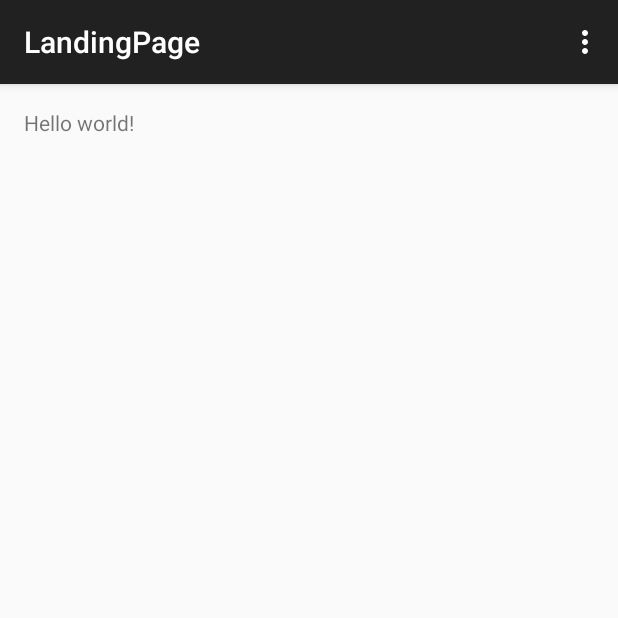
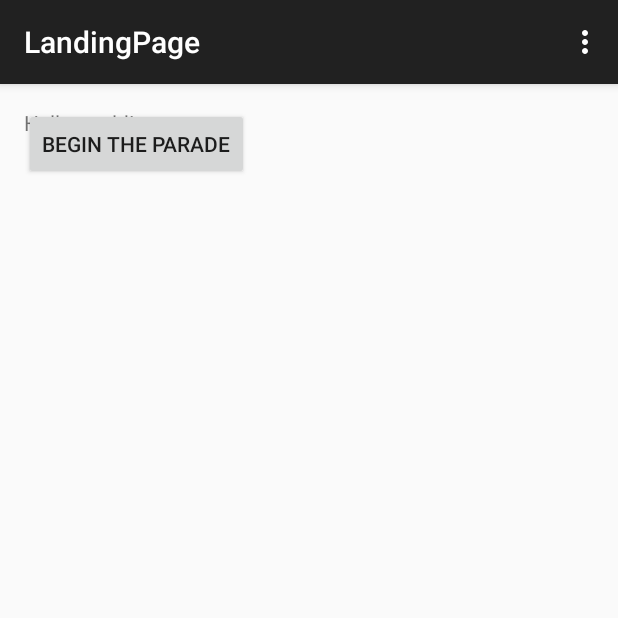
Before and after one commit to mathewmarcus/DSMScavHunt, an Android app: the LandingPage screen opened directly, with no data from a screen before it, on a phone screen of 412 x 824 dp, the top half of it. Run offline under Robolectric (Android 15) with nearby library versions, the phone set to English and light mode, and no system bars.

Commit message:
Added Button to the Landing Page to start the parade

```diff
--- a/app/src/main/java/com/dsmscavhunt/LandingPage.java
+++ b/app/src/main/java/com/dsmscavhunt/LandingPage.java
@@ -1,9 +1,12 @@
 package com.dsmscavhunt;
 
+import android.content.Intent;
 import android.support.v7.app.AppCompatActivity;
 import android.os.Bundle;
 import android.view.Menu;
 import android.view.MenuItem;
+import android.view.View;
+import android.widget.Button;
 
 public class LandingPage extends AppCompatActivity {
 
@@ -11,6 +14,18 @@ public class LandingPage extends AppCompatActivity {
     protected void onCreate(Bundle savedInstanceState) {
         super.onCreate(savedInstanceState);
         setContentView(R.layout.activity_landing_page);
+
+        //Katie Roth
+        //A button to start the bulldog parade
+        //Sends the user to the first bulldog to find
+        Button startButton = (Button) findViewById(R.id.button_start);
+
+        startButton.setOnClickListener(new View.OnClickListener() {
+            public void onClick(View v) {
+                Intent intent = new Intent(LandingPage.this,TaskPage.class);
+                startActivity(intent);
+            }
+        });
     }
 
     @Override
--- a/app/src/main/res/layout/activity_landing_page.xml
+++ b/app/src/main/res/layout/activity_landing_page.xml
@@ -9,4 +9,12 @@
     <TextView android:text="@string/hello_world" android:layout_width="wrap_content"
         android:layout_height="wrap_content" />
 
+    <!--> Katie Roth
+    Added a button to start the bulldog parade<-->
+    <Button
+        android:layout_width="wrap_content"
+        android:layout_height="wrap_content"
+        android:text="@string/button_start"
+        android:id="@+id/button_start"/>
+
 </RelativeLayout>
--- a/app/src/main/res/values/strings.xml
+++ b/app/src/main/res/values/strings.xml
@@ -7,4 +7,5 @@
     <string name="title_activity_completed_page">CompletedPage</string>
     <string name="title_activity_incorrect_page">IncorrectPage</string>
     <string name="title_activity_help_page">HelpPage</string>
+    <string name="button_start">Begin the Parade</string>
 </resources>
```
Also changed, not shown: 1 other file.
